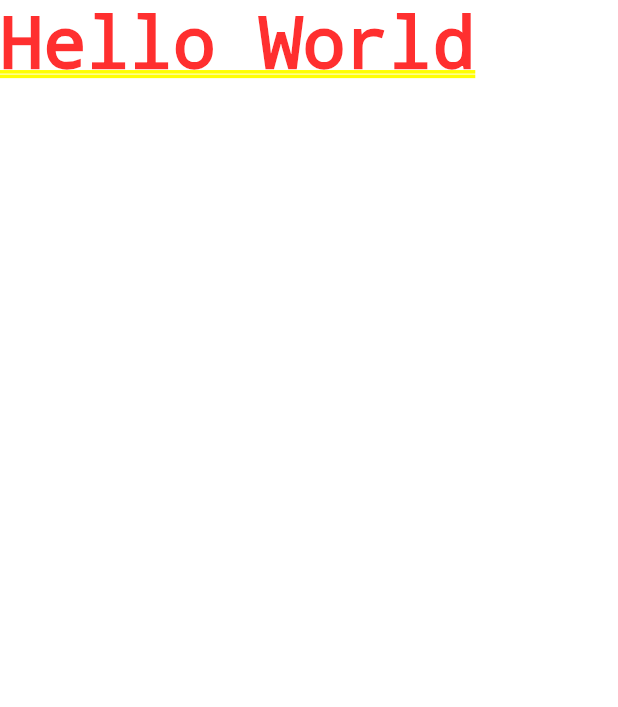
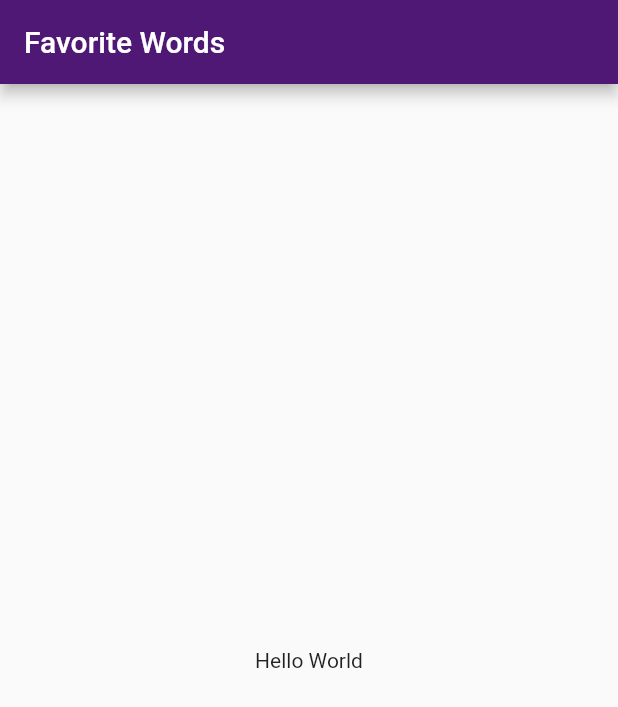
Before and after one commit to luancardosolc/flutter_favorite_words, a Flutter app: the screen it shows after launch, on a phone screen of 412 x 824 dp. Shown: the top 707 px of the screen. Run offline on Flutter 3.47's test engine with Material 2 defaults, Android fonts, the phone set to English and light mode, and no system bars.

Commit message:
Playing with colorScheme

```diff
--- a/lib/main.dart
+++ b/lib/main.dart
@@ -10,11 +10,22 @@ class MyApp extends StatelessWidget {
   @override
   Widget build(BuildContext context) {
     return MaterialApp(
-      title: 'Flutter Demo',
+      title: 'Favorite Words',
       theme: ThemeData(
-        primarySwatch: Colors.blue,
+        colorScheme: ColorScheme.fromSwatch().copyWith(
+          // or from RGB
+          primary: const Color.fromARGB(255, 80, 24, 117),
+          secondary: const Color(0xFFFFC107),
+        ),
       ),
-      home: const Text('Hello World'),
+      home: Scaffold(
+        appBar: AppBar(
+          title: const Text('Favorite Words'),
+        ),
+        body: const Center(
+          child: Text('Hello World'),
+        ),
+      ),
     );
   }
 }
```
